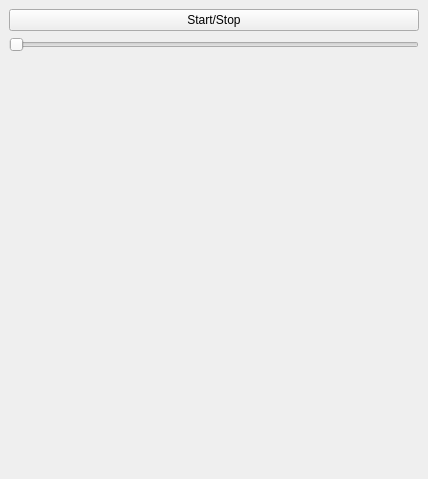
Qt form src/pa10_plugin/ui/pa10plugin.ui (RoVi2/ROS) before a commit.
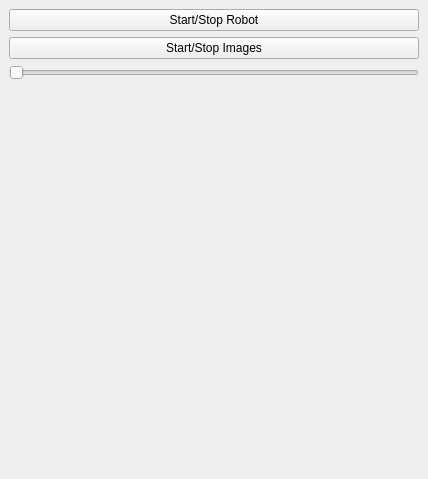
The same form after that commit.

Commit message: TODO: 1. Compiles, but the binary gives error. 2. Implement in the workcell the moveable frames. 3. Implement in the plugin to update and move the frames

What changed in the file:
```diff
--- a/src/pa10_plugin/ui/pa10plugin.ui
+++ b/src/pa10_plugin/ui/pa10plugin.ui
@@ -16,14 +16,21 @@
   <widget class="QWidget" name="contents">
    <layout class="QVBoxLayout" name="verticalLayout_2">
     <item>
-     <layout class="QVBoxLayout" name="verticalLayout" stretch="0,0,0">
+     <layout class="QVBoxLayout" name="verticalLayout" stretch="0,0,0,0">
       <property name="sizeConstraint">
        <enum>QLayout::SetDefaultConstraint</enum>
       </property>
       <item>
        <widget class="QPushButton" name="btnStartStop">
         <property name="text">
-         <string>Start/Stop</string>
+         <string>Start/Stop Robot</string>
+        </property>
+       </widget>
+      </item>
+      <item>
+       <widget class="QPushButton" name="btnImages">
+        <property name="text">
+         <string>Start/Stop Images</string>
         </property>
        </widget>
       </item>
```
The commit also changes 6 other files.
